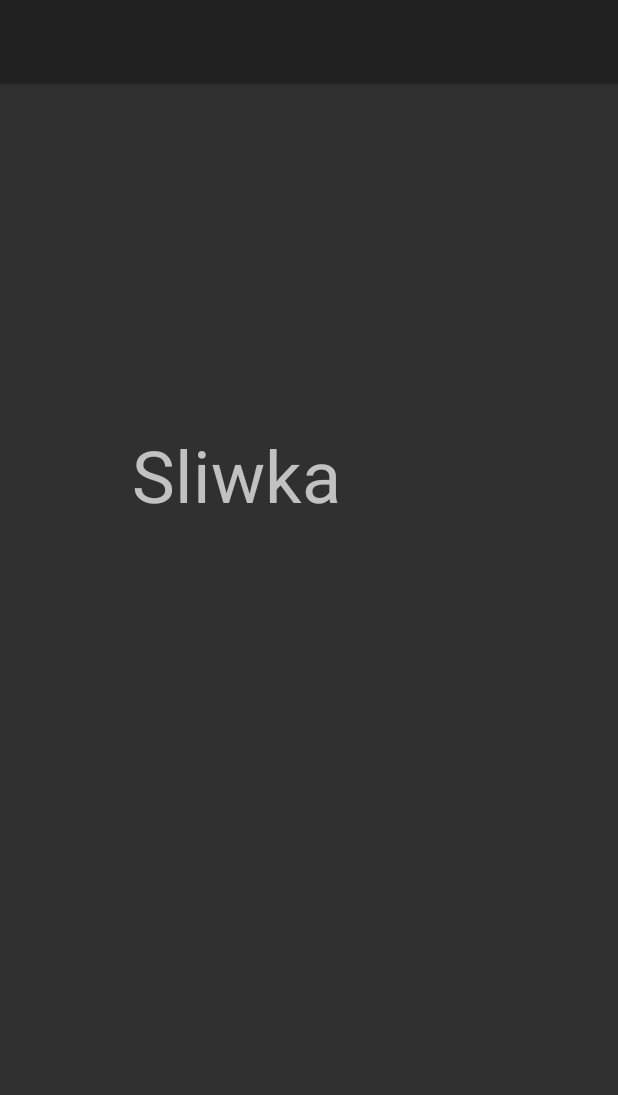
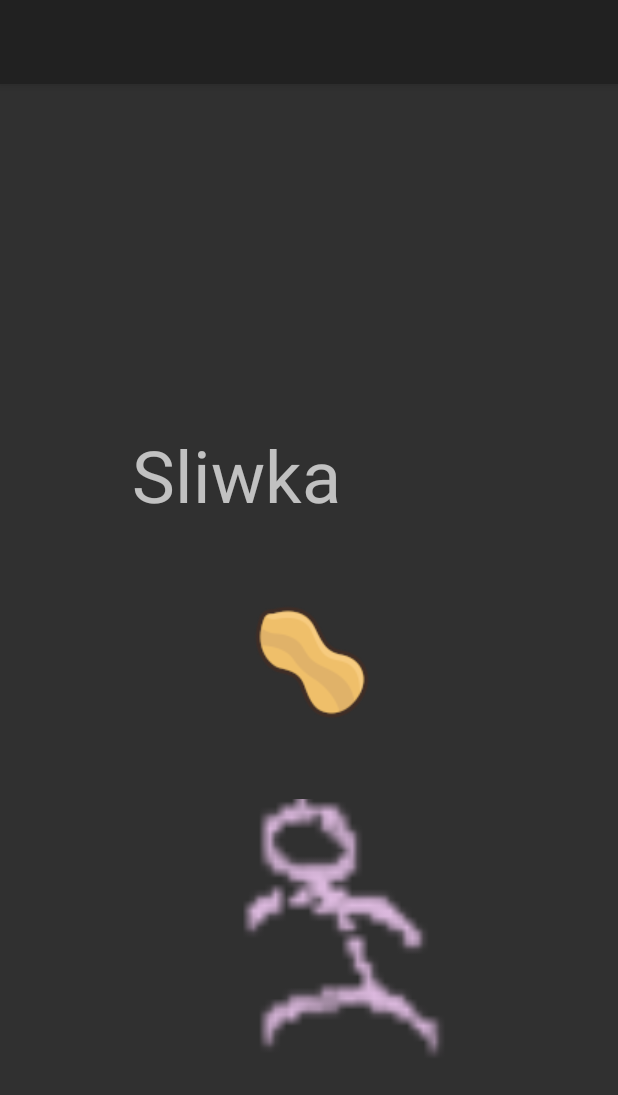
Before and after one commit to joszi173/inzynieria, an Android app built with Jetpack Compose: the screen it shows after launch (Gra), on a phone screen of 412 x 824 dp. Shown: the top 1095 px of the screen. Run offline under Robolectric (Android 15) with nearby library versions, the phone set to English and light mode, and no system bars.

Commit message:
zapis i odczyt obrazu+orzeszek 3

```diff
--- a/app/src/main/java/com/example/tamagotchi/Gra.kt
+++ b/app/src/main/java/com/example/tamagotchi/Gra.kt
@@ -1,5 +1,6 @@
 package com.example.tamagotchi
 
+import Orzeszek
 import android.annotation.SuppressLint
 import android.database.sqlite.SQLiteDatabase
 import android.os.Bundle
@@ -11,6 +12,7 @@ import android.provider.BaseColumns
 import android.widget.ImageView
 import androidx.activity.enableEdgeToEdge
 import androidx.appcompat.app.AppCompatActivity
+import androidx.constraintlayout.widget.ConstraintLayout
 import androidx.core.view.ViewCompat
 import androidx.core.view.WindowInsetsCompat
 
@@ -26,6 +28,11 @@ class Gra : AppCompatActivity() {
             v.setPadding(systemBars.left, systemBars.top, systemBars.right, systemBars.bottom)
             insets
         }
+
+        val orzeszekView = Orzeszek(this, null)
+        val parentLayout = findViewById<ConstraintLayout>(R.id.main) // lub inne odpowiednie id rodzica
+        parentLayout.addView(orzeszekView)
+
         val mbd = BDManager(BDHelper(applicationContext))
         val czlowieczekImg = BitmapFactory.decodeResource(getResources(), R.drawable.czlowieczek1)
 
--- a/app/src/main/res/layout/activity_gra.xml
+++ b/app/src/main/res/layout/activity_gra.xml
@@ -17,4 +17,14 @@
         android:textSize="48sp"
         app:layout_constraintStart_toStartOf="parent"
         app:layout_constraintTop_toTopOf="parent" />
+
+    <ImageView
+        android:id="@+id/czlowieczekUIIMG"
+        android:layout_width="175dp"
+        android:layout_height="232dp"
+        android:layout_marginStart="138dp"
+        android:layout_marginTop="44dp"
+        app:layout_constraintStart_toStartOf="parent"
+        app:layout_constraintTop_toBottomOf="@+id/imieCzlowieczka"
+        app:srcCompat="@android:drawable/arrow_up_float" />
 </androidx.constraintlayout.widget.ConstraintLayout>
```
Also changed, not shown: app/src/main/res/drawable/czlowieczek1.png (renamed from app/src/main/res/drawable/Czlowieczek1.png).
